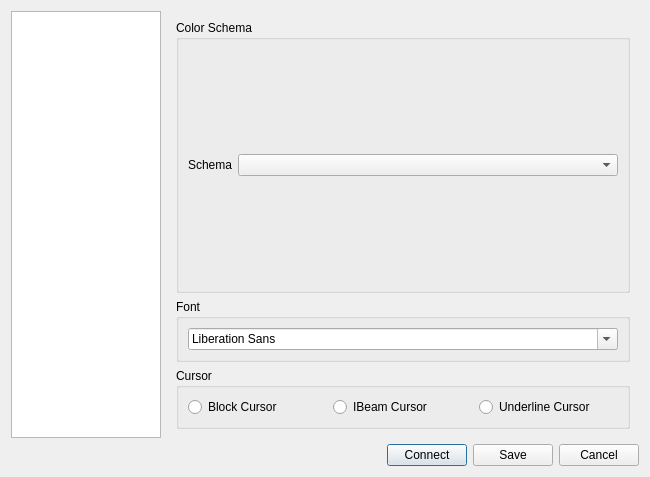
The window that woterm/qwosessionproperty.ui (hongnod/woterm) describes before a commit, drawn with Qt 5.
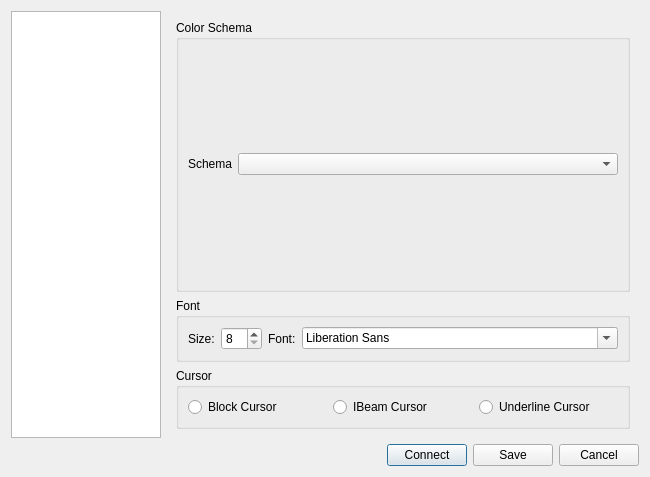
The same window after the commit. The open tabs and pages were chosen to show the change.

Commit message: appearance is left last widget.

What changed in the file:
```diff
--- a/woterm/qwosessionproperty.ui
+++ b/woterm/qwosessionproperty.ui
@@ -577,7 +577,49 @@
              <property name="title">
               <string>Font</string>
              </property>
-             <layout class="QVBoxLayout" name="verticalLayout_11">
+             <layout class="QHBoxLayout" name="horizontalLayout_15">
+              <item>
+               <widget class="QLabel" name="label_12">
+                <property name="sizePolicy">
+                 <sizepolicy hsizetype="Fixed" vsizetype="Preferred">
+                  <horstretch>0</horstretch>
+                  <verstretch>0</verstretch>
+                 </sizepolicy>
+                </property>
+                <property name="text">
+                 <string>Size:</string>
+                </property>
+               </widget>
+              </item>
+              <item>
+               <widget class="QSpinBox" name="fontSize">
+                <property name="sizePolicy">
+                 <sizepolicy hsizetype="Fixed" vsizetype="Fixed">
+                  <horstretch>0</horstretch>
+                  <verstretch>0</verstretch>
+                 </sizepolicy>
+                </property>
+                <property name="minimum">
+                 <number>8</number>
+                </property>
+                <property name="maximum">
+                 <number>20</number>
+                </property>
+               </widget>
+              </item>
+              <item>
+               <widget class="QLabel" name="label_19">
+                <property name="sizePolicy">
+                 <sizepolicy hsizetype="Fixed" vsizetype="Preferred">
+                  <horstretch>0</horstretch>
+                  <verstretch>0</verstretch>
+                 </sizepolicy>
+                </property>
+                <property name="text">
+                 <string>Font:</string>
+                </property>
+               </widget>
+              </item>
               <item>
                <widget class="QFontComboBox" name="fontChooser"/>
               </item>
```
The commit also changes 2 other files.
